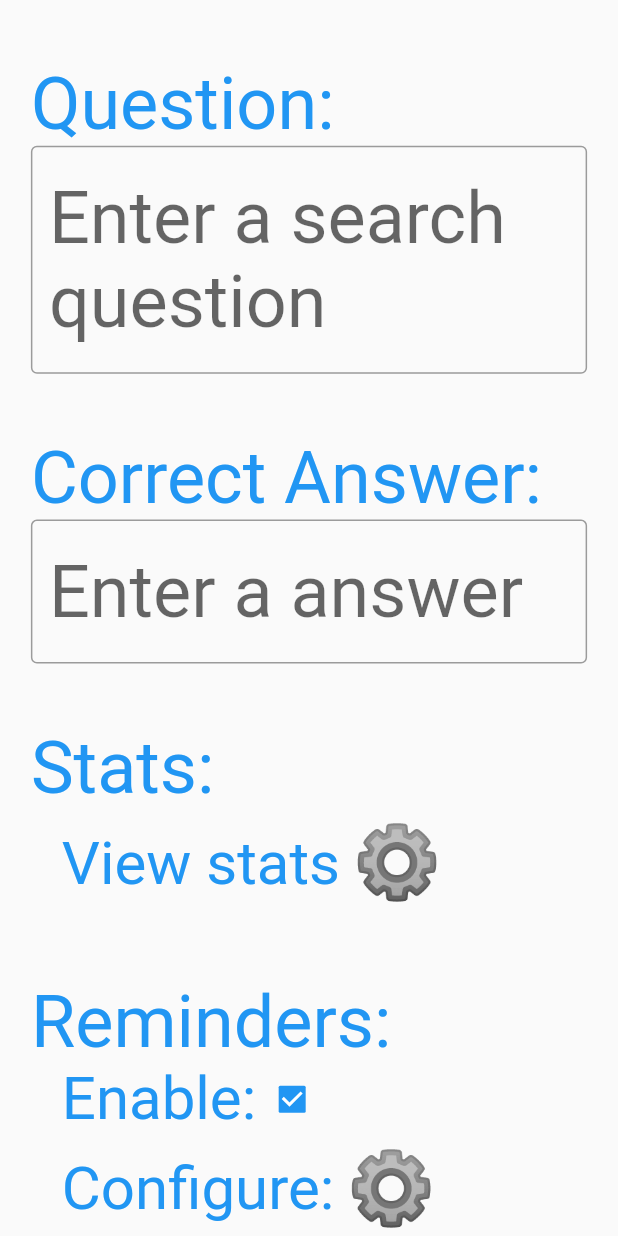
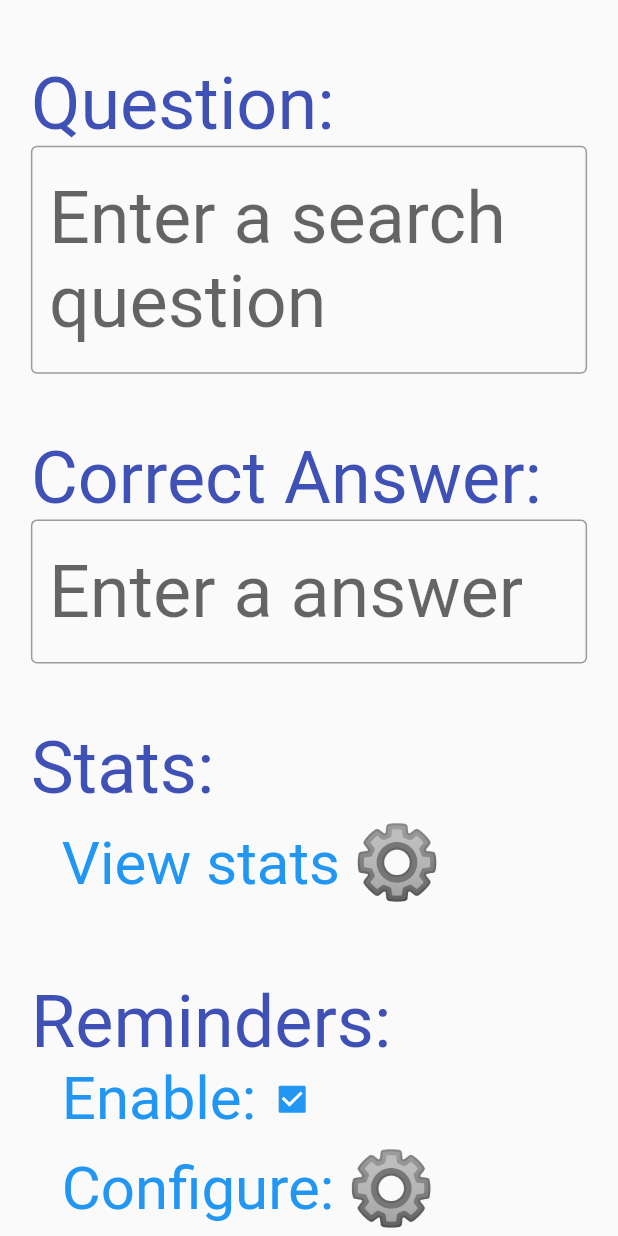
Before and after one commit to ElliotHarding/Rememberer, a Flutter app: the screen it shows after launch, after a tap on "New Memory", on a phone screen of 412 x 824 dp. Run offline on Flutter 3.47's test engine with Material 2 defaults, Android fonts, the light colour scheme and no system bars; our stand-ins replace fl_chart, flutter_local_notifications, flutter_native_timezone, hive, rxdart, timezone; accounts and stored records are empty.

Commit message:
UI design

```diff
--- a/epilepsy_prevention/lib/display.dart
+++ b/epilepsy_prevention/lib/display.dart
@@ -43,7 +43,7 @@ class Display {
     listItemTextStyleBlack = TextStyle(fontSize: 5 * unitWidthValue, color: Colors.black);
 
     normalTextStyle = TextStyle(fontSize: 5 * unitWidthValue, color: normalTextColor);
-    largeTextStyle = TextStyle(fontSize: 6 * unitWidthValue, color: normalTextColor);
+    largeTextStyle = TextStyle(fontSize: 6 * unitWidthValue, color: Colors.indigo);
     largeTextStyleBlack = TextStyle(fontSize: 6 * unitWidthValue, color: Colors.black);
 
     graphIndexStyle = TextStyle(fontSize: 3 * unitWidthValue, color: Colors.blue);
```
